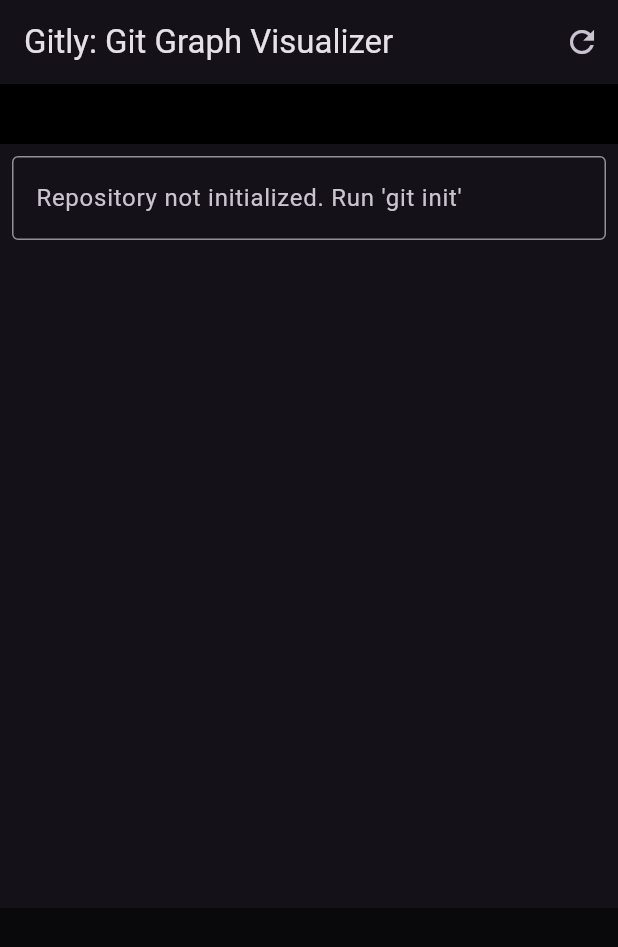
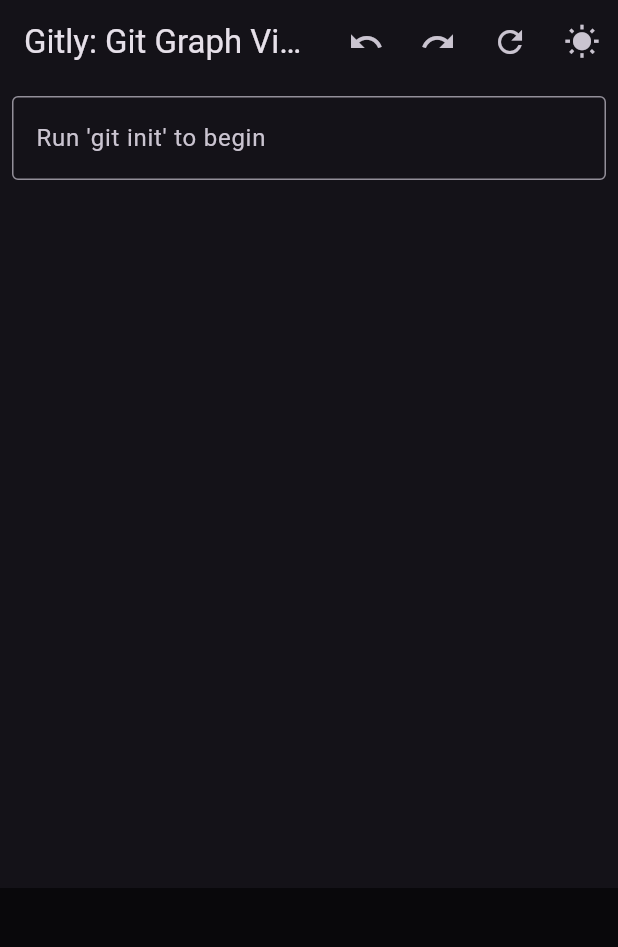
Before and after one commit to ymadz/gitly, a Flutter app: the screen it shows after launch, after a tap on the "refresh" icon, on a phone screen of 412 x 824 dp. Shown: the top 947 px of the screen. Run offline on Flutter 3.47's test engine with Material 3 defaults, Android fonts, the phone set to English and light mode, and no system bars.

Commit message:
feature: merge and other misc

```diff
--- a/gitly/lib/git_graph.dart
+++ b/gitly/lib/git_graph.dart
@@ -48,21 +48,46 @@
   List<String> suggestions = [];
   List<String> branches = [];
   Map<String, String> branchHeads = {};
+  Map<String, double> branchXOffsets = {}; // NEW
   String? error;
   List<String> consoleLog = [];
+  List<List<GitNode>> undoStack = [];
+  List<List<GitNode>> redoStack = [];
+  bool isDarkTheme = true;
+
+  void _pushUndo() {
+    undoStack.add(List.from(nodes));
+    if (undoStack.length > 100) undoStack.removeAt(0);
+    redoStack.clear();
+  }
+
+  void _undo() {
+    if (undoStack.isNotEmpty) {
+      redoStack.add(List.from(nodes));
+      setState(() => nodes = undoStack.removeLast());
+    }
+  }
+
+  void _redo() {
+    if (redoStack.isNotEmpty) {
+      undoStack.add(List.from(nodes));
+      setState(() => nodes = redoStack.removeLast());
+    }
+  }
 
   void _addConsoleLog(String message) {
-    setState(() {
-      consoleLog.insert(0, message);
-    });
+    setState(() => consoleLog.insert(0, message));
   }
 
   void _addCommit(String message) {
     final String id = "c$nodeCount";
     nodeCount++;
 
-    final int branchIndex = _getBranchIndex(currentBranch);
-    final Offset pos = Offset(100 + (nodeCount * 60), 100 + branchIndex * 100);
+    final int branchIndex = branches.indexOf(currentBranch);
+    double nextX = (branchXOffsets[currentBranch] ?? 100) + 80;
+    branchXOffsets[currentBranch] = nextX;
+
+    final Offset pos = Offset(nextX, 100 + branchIndex * 100);
 
     final GitNode node = GitNode(
       id: id,
@@ -72,6 +97,8 @@
       position: pos,
     );
 
+    _pushUndo();
+
     setState(() {
       nodes.add(node);
       headId = id;
@@ -79,10 +106,6 @@
     });
 
     _addConsoleLog("[$currentBranch] commit $id: $message");
-  }
-
-  int _getBranchIndex(String branchName) {
-    return branches.indexOf(branchName);
   }
 
   void _handleCommand(String input) {
@@ -97,10 +120,12 @@
     error = null;
 
     if (trimmed == 'git init') {
+      _pushUndo();
       isInitialized = true;
       currentBranch = "main";
       branches = ["main"];
       branchHeads = {};
+      branchXOffsets = {"main": 100};
       nodes.clear();
       headId = "c0";
       branchHeads["main"] = headId;
@@ -112,7 +137,6 @@
         position: Offset(100, 100),
       ));
       nodeCount = 1;
-
       _addConsoleLog("✅ Initialized empty Git repository on branch 'main'.");
     } else if (trimmed.startsWith('git commit -m')) {
       final msg = _extractMessage(trimmed);
@@ -127,8 +151,10 @@
       if (parts.length == 3) {
         final branchName = parts[2];
         if (!branches.contains(branchName)) {
+          _pushUndo();
           branches.add(branchName);
           branchHeads[branchName] = branchHeads[currentBranch] ?? "";
+          branchXOffsets[branchName] = branchXOffsets[currentBranch] ?? 100; // NEW
           _addConsoleLog("✅ Created branch '$branchName'.");
         } else {
           _addConsoleLog("⚠️ Branch '$branchName' already exists.");
@@ -140,17 +166,16 @@
       final parts = trimmed.split(' ');
       if (parts.length == 3) {
         final target = parts[2];
-
         if (branches.contains(target)) {
+          _pushUndo();
           setState(() {
             currentBranch = target;
             headId = branchHeads[currentBranch] ?? '';
           });
           _addConsoleLog("✅ Switched to branch '$currentBranch'.");
         } else if (nodes.any((n) => n.id == target)) {
-          setState(() {
-            headId = target;
-          });
+          _pushUndo();
+          setState(() => headId = target);
           _addConsoleLog("🕒 HEAD is now at commit '$target'.");
         } else {
           _addConsoleLog("❌ '$target' is not a valid branch or commit ID.");
@@ -158,14 +183,51 @@
       } else {
         _addConsoleLog("❌ Invalid checkout syntax. Use: git checkout <branch|commit_id>");
       }
-    } else if (trimmed.startsWith('git log')) {
+    } else if (trimmed.startsWith('git merge')) {
+      final parts = trimmed.split(' ');
+      if (parts.length == 3) {
+        final mergeBranch = parts[2];
+        if (!branches.contains(mergeBranch)) {
+          _addConsoleLog("❌ Branch '$mergeBranch' does not exist.");
+        } else {
+          final mergeHead = branchHeads[mergeBranch];
+          if (mergeHead == null) {
+            _addConsoleLog("❌ Branch '$mergeBranch' has no commits.");
+          } else {
+            final id = "c$nodeCount";
+            nodeCount++;
+            final int branchIndex = branches.indexOf(currentBranch);
+            double nextX = (branchXOffsets[currentBranch] ?? 100) + 80;
+            branchXOffsets[currentBranch] = nextX;
+            final Offset pos = Offset(nextX, 100 + branchIndex * 100);
+
+            final GitNode mergeCommit = GitNode(
+              id: id,
+              message: "Merge branch '$mergeBranch'",
+              parentIds: [headId, mergeHead],
+              branch: currentBranch,
+              position: pos,
+            );
+
+            _pushUndo();
+            setState(() {
+              nodes.add(mergeCommit);
+              headId = id;
+              branchHeads[currentBranch] = id;
+            });
+
+            _addConsoleLog("🔀 Merged branch '$mergeBranch' into '$currentBranch'.");
+          }
+        }
+      } else {
+        _addConsoleLog("❌ Invalid merge syntax. Use: git merge branch_name");
+      }
+    } else if (trimmed == 'git log') {
       for (var node in nodes.reversed) {
         _addConsoleLog("[$currentBranch] ${node.id}: ${node.message}");
       }
-    } else if (trimmed.startsWith('git status')) {
+    } else if (trimmed == 'git status') {
       _addConsoleLog("📝 On branch '$currentBranch'. Last commit: ${branchHeads[currentBranch] ?? "None"}");
-    } else if (trimmed.startsWith('git merge')) {
-      _addConsoleLog("🔧 Merge support not yet implemented.");
     } else if (trimmed == 'git reset --hard') {
       _resetSimulation();
       _addConsoleLog("🔄 Simulation reset.");
@@ -180,7 +242,7 @@
   }
 
   String? _extractMessage(String input) {
-    final match = RegExp(r'git commit -m\s+\"(.+)\"').firstMatch(input);
+    final match = RegExp(r'git commit -m\s+\"(.+?)\"').firstMatch(input);
     return match?.group(1);
   }
 
@@ -192,6 +254,7 @@
       nodes.clear();
       branches.clear();
       branchHeads.clear();
+      branchXOffsets.clear();
       headId = "";
       suggestions.clear();
       controller.clear();
@@ -202,43 +265,22 @@
 
   @override
   Widget build(BuildContext context) {
-    return Scaffold(
+    return MaterialApp(
+      themeMode: isDarkTheme ? ThemeMode.dark : ThemeMode.light,
+      darkTheme: ThemeData.dark(),
+      theme: ThemeData.light(),
+      home: Scaffold(
         appBar: AppBar(
-        title: Text(
-          !isInitialized
-              ? "Gitly: Git Graph Visualizer"
-              : "Gitly: On branch '$currentBranch'",
-        ),
+          title: Text(!isInitialized ? "Gitly: Git Graph Visualizer" : "Gitly: On '$currentBranch'"),
           actions: [
+            IconButton(icon: const Icon(Icons.undo), onPressed: _undo),
+            IconButton(icon: const Icon(Icons.redo), onPressed: _redo),
+            IconButton(icon: const Icon(Icons.refresh), onPressed: _resetSimulation),
             IconButton(
-            icon: const Icon(Icons.refresh),
-            tooltip: "Reset Simulation",
-            onPressed: _resetSimulation,
+              icon: Icon(isDarkTheme ? Icons.wb_sunny : Icons.nightlight_round),
+              onPressed: () => setState(() => isDarkTheme = !isDarkTheme),
             ),
           ],
-        bottom: PreferredSize(
-          preferredSize: const Size.fromHeight(40),
-          child: Container(
-            color: Colors.black,
-            height: 40,
-            child: ListView.builder(
-              scrollDirection: Axis.horizontal,
-              itemCount: branches.length,
-              itemBuilder: (context, index) {
-                final b = branches[index];
-                final isCurrent = b == currentBranch;
-                return Padding(
-                  padding: const EdgeInsets.symmetric(horizontal: 6.0, vertical: 6.0),
-                  child: Chip(
-                    label: Text(b),
-                    backgroundColor: isCurrent ? Colors.cyan : Colors.grey.shade700,
-                    labelStyle: const TextStyle(color: Colors.white),
-                  ),
-                );
-              },
-            ),
-          ),
-        ),
         ),
         body: Column(
           children: [
@@ -256,7 +298,7 @@
                     },
                     onSubmitted: _handleCommand,
                     decoration: InputDecoration(
-                    labelText: isInitialized ? "Enter Git command" : "Repository not initialized. Run 'git init'",
+                      labelText: isInitialized ? "Enter Git command" : "Run 'git init' to begin",
                       border: const OutlineInputBorder(),
                       errorText: error,
                     ),
@@ -287,16 +329,23 @@
             ),
             Expanded(
               flex: 2,
+              child: InteractiveViewer(
+                panEnabled: true,
+                scaleEnabled: true,
+                minScale: 0.5,
+                maxScale: 2.5,
                 child: Stack(
                   children: [
                     CustomPaint(
-                  painter: GitGraphPainter(nodes: nodes, headId: headId),
+                      painter: GitGraphPainter(nodes: nodes, headId: headId, branchHeads: branchHeads),
                       child: Container(),
                     ),
                     ...nodes.map((node) {
                       return Positioned(
                         left: node.position.dx - 10,
                         top: node.position.dy - 10,
+                        child: Tooltip(
+                          message: node.id,
                           child: GestureDetector(
                             onTap: () {
                               Clipboard.setData(ClipboardData(text: node.id));
@@ -304,15 +353,13 @@
                                 SnackBar(content: Text('📋 Copied commit ID: ${node.id}')),
                               );
                             },
-                      child: Container(
-                        width: 20,
-                        height: 20,
-                        color: Colors.transparent,
+                            child: Container(width: 20, height: 20, color: Colors.transparent),
                           ),
                         ),
                       );
                     }),
                   ],
+                ),
               ),
             ),
             Expanded(
@@ -331,6 +378,7 @@
             ),
           ],
         ),
+      ),
     );
   }
 }
@@ -338,52 +386,56 @@
 class GitGraphPainter extends CustomPainter {
   final List<GitNode> nodes;
   final String headId;
+  final Map<String, String> branchHeads;
 
-  GitGraphPainter({required this.nodes, required this.headId});
+  GitGraphPainter({required this.nodes, required this.headId, required this.branchHeads});
 
   @override
   void paint(Canvas canvas, Size size) {
     final nodePaint = Paint()..color = Colors.yellow;
-    final linePaint = Paint()
-      ..color = Colors.white
-      ..strokeWidth = 2;
+    final linePaint = Paint()..color = Colors.white..strokeWidth = 2;
 
     for (var node in nodes) {
       for (var parentId in node.parentIds) {
         final parent = nodes.firstWhere((n) => n.id == parentId, orElse: () => node);
         canvas.drawLine(parent.position, node.position, linePaint);
       }
-
-      canvas.drawRect(
-        Rect.fromCenter(center: node.position, width: 20, height: 20),
-        nodePaint,
-      );
+      canvas.drawRect(Rect.fromCenter(center: node.position, width: 20, height: 20), nodePaint);
 
       final textPainter = TextPainter(
-        text: TextSpan(
-          text: node.message,
-          style: const TextStyle(color: Colors.white, fontSize: 10),
-        ),
+        text: TextSpan(text: node.message, style: TextStyle(color: Colors.white, fontSize: 10)),
         textDirection: TextDirection.ltr,
       );
       textPainter.layout(minWidth: 0, maxWidth: 150);
-      textPainter.paint(canvas, node.position + const Offset(10, -10));
+      textPainter.paint(canvas, node.position + Offset(10, -10));
+    }
+
+    for (var entry in branchHeads.entries) {
+      final branch = entry.key;
+      final commitId = entry.value;
+      final node = nodes.firstWhere((n) => n.id == commitId);
+      final labelPainter = TextPainter(
+        text: TextSpan(text: branch, style: TextStyle(color: Colors.green, fontSize: 10)),
+        textDirection: TextDirection.ltr,
+      );
+      labelPainter.layout();
+      labelPainter.paint(canvas, node.position + Offset(20, 0));
     }
 
     if (headId.isNotEmpty && nodes.any((n) => n.id == headId)) {
       final headNode = nodes.firstWhere((n) => n.id == headId);
       final headPaint = Paint()..color = Colors.cyan;
-      canvas.drawCircle(headNode.position + const Offset(0, -30), 8, headPaint);
+      canvas.drawCircle(headNode.position + Offset(0, -30), 8, headPaint);
 
       final labelPainter = TextPainter(
-        text: const TextSpan(
+        text: TextSpan(
           text: 'HEAD',
           style: TextStyle(color: Colors.cyan, fontSize: 10, fontWeight: FontWeight.bold),
         ),
         textDirection: TextDirection.ltr,
       );
       labelPainter.layout(minWidth: 0, maxWidth: 100);
-      labelPainter.paint(canvas, headNode.position + const Offset(-20, -45));
+      labelPainter.paint(canvas, headNode.position + Offset(-20, -45));
     }
   }
 
```
Lines whose indentation alone changed are shown as unchanged.
